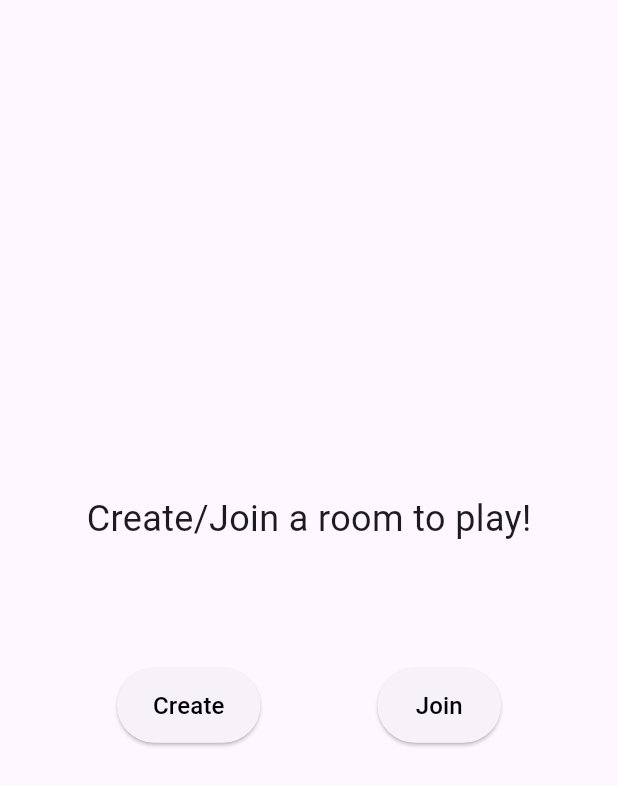
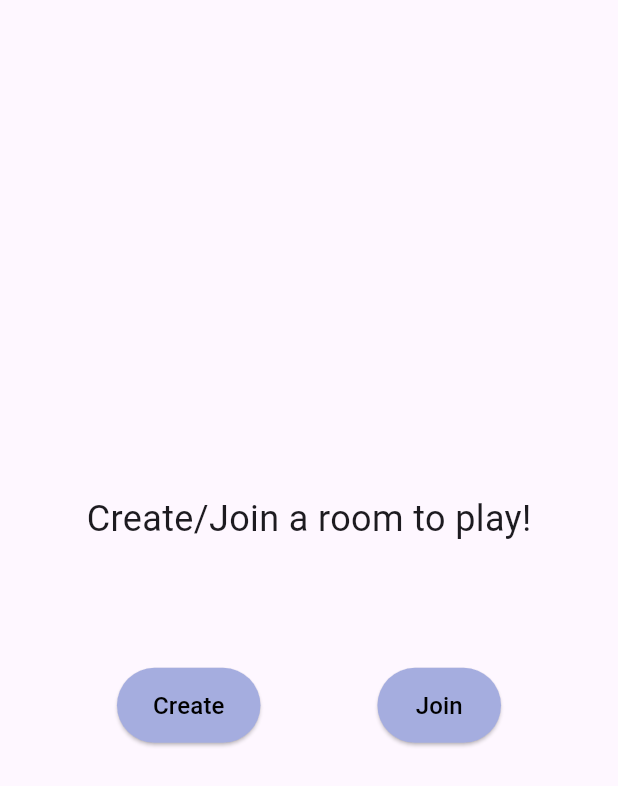
Before and after one commit to mihir-n25/type_racer_flutter2.0, a Flutter app: the screen it shows after launch, on a phone screen of 412 x 824 dp. Shown: the top 786 px of the screen. Run offline on Flutter 3.47's test engine with Material 3 defaults, Android fonts, the phone set to English and light mode, and no system bars; our stand-ins replace socket_io_client.

Commit message:
UI changed

```diff
--- a/lib/main.dart
+++ b/lib/main.dart
@@ -28,7 +28,7 @@ class MyApp extends StatelessWidget {
       ],
       child: MaterialApp(
         debugShowCheckedModeBanner: false,
-        title: 'Typeracer Tutorial',
+        title: 'Mihir Ka TypeRacer',
         theme: ThemeData(
           primarySwatch: Colors.blue,
         ),
--- a/lib/utils/socket_client.dart
+++ b/lib/utils/socket_client.dart
@@ -5,7 +5,7 @@ class SocketClient {
   static SocketClient? _instance;
 
   SocketClient._internal() {
-    socket = IO.io('http://192.168.241.93:5000', <String, dynamic>{
+    socket = IO.io('http://192.168.241.158:5000', <String, dynamic>{
       'transports': ['websocket'],
       'autoConnect': false,
     });
--- a/lib/widgets/custom_button.dart
+++ b/lib/widgets/custom_button.dart
@@ -29,6 +29,7 @@ class CustomButton extends StatelessWidget {
           !isHome ? width : width / 5,
           50,
         ),
+        backgroundColor: Color.fromARGB(255, 165, 173, 223)
       ),
     );
   }
```
